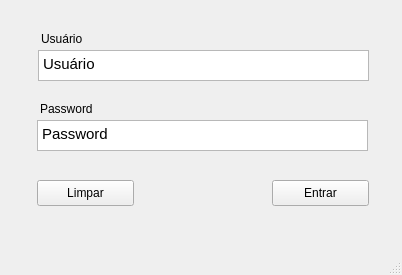
Qt form SIF_GUI/View/TelaLogin.ui (VitorDiToro/EC206-EngenhariaDeSoftware2) before a commit.
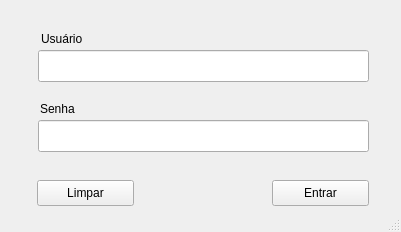
The same form after that commit.

Commit message: Padrnização dos labels e tamanho das telas

```diff
--- a/SIF_GUI/View/TelaLogin.ui
+++ b/SIF_GUI/View/TelaLogin.ui
@@ -6,12 +6,18 @@
    <rect>
     <x>0</x>
     <y>0</y>
-    <width>402</width>
-    <height>275</height>
+    <width>401</width>
+    <height>232</height>
    </rect>
   </property>
   <property name="windowTitle">
-   <string>Login</string>
+   <string>Login - SIF</string>
+  </property>
+  <property name="layoutDirection">
+   <enum>Qt::LeftToRight</enum>
+  </property>
+  <property name="autoFillBackground">
+   <bool>false</bool>
   </property>
   <widget class="QWidget" name="centralwidget">
    <widget class="QPushButton" name="pushButton">
@@ -27,40 +33,6 @@
      <string extracomment="Comment">Limpar</string>
     </property>
    </widget>
-   <widget class="QTextEdit" name="editUser">
-    <property name="geometry">
-     <rect>
-      <x>38</x>
-      <y>50</y>
-      <width>331</width>
-      <height>31</height>
-     </rect>
-    </property>
-    <property name="html">
-     <string>&lt;!DOCTYPE HTML PUBLIC &quot;-//W3C//DTD HTML 4.0//EN&quot; &quot;http://www.w3.org/TR/REC-html40/strict.dtd&quot;&gt;
-&lt;html&gt;&lt;head&gt;&lt;meta name=&quot;qrichtext&quot; content=&quot;1&quot; /&gt;&lt;style type=&quot;text/css&quot;&gt;
-p, li { white-space: pre-wrap; }
-&lt;/style&gt;&lt;/head&gt;&lt;body style=&quot; font-family:'Ubuntu'; font-size:11pt; font-weight:400; font-style:normal;&quot;&gt;
-&lt;p style=&quot; margin-top:0px; margin-bottom:0px; margin-left:0px; margin-right:0px; -qt-block-indent:0; text-indent:0px;&quot;&gt;Usuário&lt;/p&gt;&lt;/body&gt;&lt;/html&gt;</string>
-    </property>
-   </widget>
-   <widget class="QTextEdit" name="editPassword">
-    <property name="geometry">
-     <rect>
-      <x>37</x>
-      <y>120</y>
-      <width>331</width>
-      <height>31</height>
-     </rect>
-    </property>
-    <property name="html">
-     <string>&lt;!DOCTYPE HTML PUBLIC &quot;-//W3C//DTD HTML 4.0//EN&quot; &quot;http://www.w3.org/TR/REC-html40/strict.dtd&quot;&gt;
-&lt;html&gt;&lt;head&gt;&lt;meta name=&quot;qrichtext&quot; content=&quot;1&quot; /&gt;&lt;style type=&quot;text/css&quot;&gt;
-p, li { white-space: pre-wrap; }
-&lt;/style&gt;&lt;/head&gt;&lt;body style=&quot; font-family:'Ubuntu'; font-size:11pt; font-weight:400; font-style:normal;&quot;&gt;
-&lt;p style=&quot; margin-top:0px; margin-bottom:0px; margin-left:0px; margin-right:0px; -qt-block-indent:0; text-indent:0px;&quot;&gt;Password&lt;/p&gt;&lt;/body&gt;&lt;/html&gt;</string>
-    </property>
-   </widget>
    <widget class="QLabel" name="labelUser">
     <property name="geometry">
      <rect>
@@ -84,7 +56,7 @@
      </rect>
     </property>
     <property name="text">
-     <string>Password</string>
+     <string>Senha</string>
     </property>
    </widget>
    <widget class="QPushButton" name="pushButton_2">
@@ -100,18 +72,31 @@
      <string>Entrar</string>
     </property>
    </widget>
+   <widget class="QLineEdit" name="lineEdit_senha">
+    <property name="geometry">
+     <rect>
+      <x>38</x>
+      <y>120</y>
+      <width>331</width>
+      <height>32</height>
+     </rect>
+    </property>
+    <property name="text">
+     <string/>
+    </property>
+   </widget>
+   <widget class="QLineEdit" name="lineEdit_usuario">
+    <property name="geometry">
+     <rect>
+      <x>38</x>
+      <y>50</y>
+      <width>331</width>
+      <height>32</height>
+     </rect>
+    </property>
+   </widget>
   </widget>
-  <widget class="QMenuBar" name="menubar">
-   <property name="geometry">
-    <rect>
-     <x>0</x>
-     <y>0</y>
-     <width>402</width>
-     <height>25</height>
-    </rect>
-   </property>
-  </widget>
-  <widget class="QStatusBar" name="statusbar"/>
+  <widget class="QStatusBar" name="statusBar"/>
  </widget>
  <resources/>
  <connections/>
```
Left out of the diff: 6 changed lines with no effect on the pictures. The commit also changes 18 other files.
